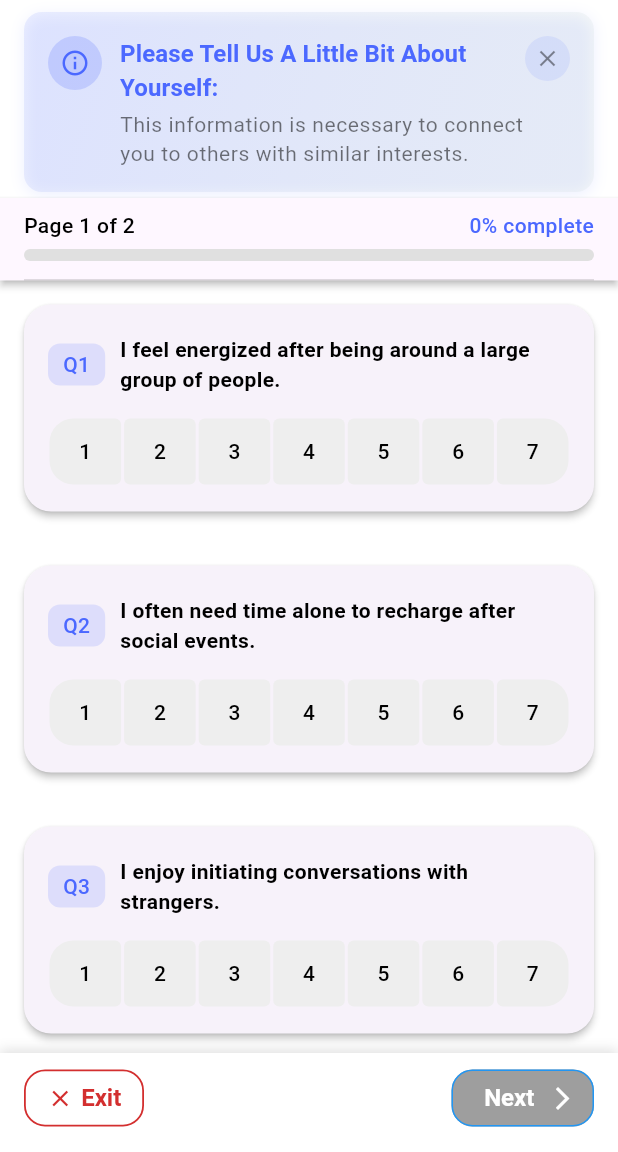
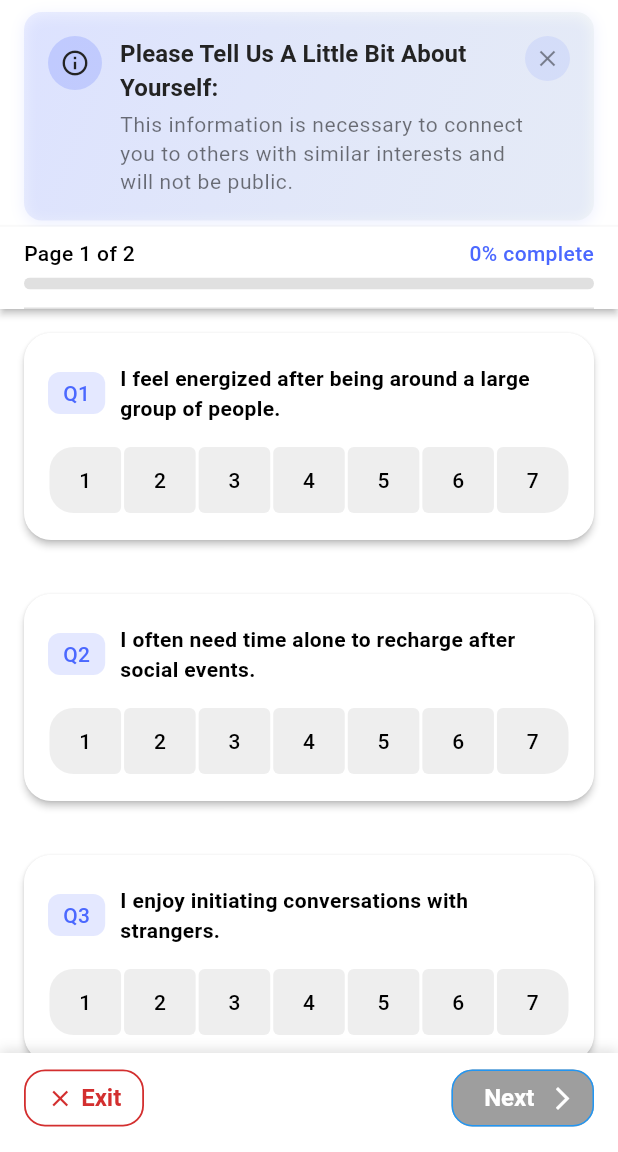
Before and after one commit to LucasKniska/Hey-You, a Flutter app: the PersonalityQuizPage screen opened directly, on a phone screen of 412 x 824 dp, the part 84-1236 px from its top. Run offline on Flutter 3.47's test engine with Material 3 defaults, Android fonts, the phone set to English and light mode, and no system bars; our stand-ins replace cloud_firestore, firebase_auth, firebase_core, flutter_animate, flutter_native_splash, geocoding and 7 more; accounts and stored records are empty; project files that could hold a hidden picture were left out.

Commit message:
Updated onboarding look and quiz look

```diff
--- a/lib/Features/PersonalityQuiz/PersonalityQuiz.dart
+++ b/lib/Features/PersonalityQuiz/PersonalityQuiz.dart
@@ -128,9 +128,12 @@ class _PersonalityQuizPageState extends State<PersonalityQuizPage>
               TextButton(
                 onPressed:
                     () => {
-                      controller.submitQuiz(false),
+                      controller.submitQuiz(true),
+                      _exit(),
+                      Get.back(),
+                      Get.back(),
                     },
-                child: const Text('Save'),
+                child: const Text('Save and Exit'),
               ),
               TextButton(
                 onPressed: () => {
@@ -179,6 +182,7 @@ class _PersonalityQuizPageState extends State<PersonalityQuizPage>
 
           // ── progress bar & divider ──
           Material(
+            color: Colors.white,
             elevation: 2,
             child: Padding(
               padding: const EdgeInsets.fromLTRB(16, 8, 16, 0),
@@ -253,6 +257,7 @@ class _PersonalityQuizPageState extends State<PersonalityQuizPage>
                     final answered = (q.answer != null && q.answer != '' && q.answer != 0);
 
                     return Card(
+                      color: Colors.white,
                       elevation: 2,
                       shape: RoundedRectangleBorder(
                         borderRadius: BorderRadius.circular(18),
--- a/lib/Features/PersonalityQuiz/subwidgets/infoBanner.dart
+++ b/lib/Features/PersonalityQuiz/subwidgets/infoBanner.dart
@@ -59,7 +59,7 @@ class _InfoBannerState extends State<InfoBanner> {
               child: Icon(
                 Icons.info_outline,
                 size: 20,
-                color: TColors.primary,
+                color: TColors.black,
               ),
             ),
             const SizedBox(width: 12),
@@ -72,7 +72,7 @@ class _InfoBannerState extends State<InfoBanner> {
                     widget.title,
                     style: Theme.of(context).textTheme.titleSmall?.copyWith(
                       fontWeight: FontWeight.bold,
-                      color: TColors.primary,
+                      color: TColors.black,
                     ),
                     maxLines: 2,
                     overflow: TextOverflow.ellipsis,
@@ -84,7 +84,7 @@ class _InfoBannerState extends State<InfoBanner> {
                       color: Colors.black54,
                       fontWeight: FontWeight.w400,
                     ),
-                    maxLines: 2,
+                    maxLines: 3,
                     overflow: TextOverflow.ellipsis,
                   ),
                 ],
--- a/lib/utils/constants/text_string.dart
+++ b/lib/utils/constants/text_string.dart
@@ -57,7 +57,7 @@ class TTexts {
   /// Quiz Page Texts
   static const String HeyYou = 'Hey You';
   static const String quizTitle = 'Please Tell Us A Little Bit About Yourself:';
-  static const String quizUnder = 'This information is necessary to connect you to others with similar interests.';
+  static const String quizUnder = 'This information is necessary to connect you to others with similar interests and will not be public.';
 
   static const String submitQuiz = 'Submit Quiz';
 
```
Also changed, not shown: lib/Features/Authentication/screens/usernameAndBio.dart (+19 -9 lines), lib/Features/Onboarding/TermsOfService.dart (+8 -9 lines).
